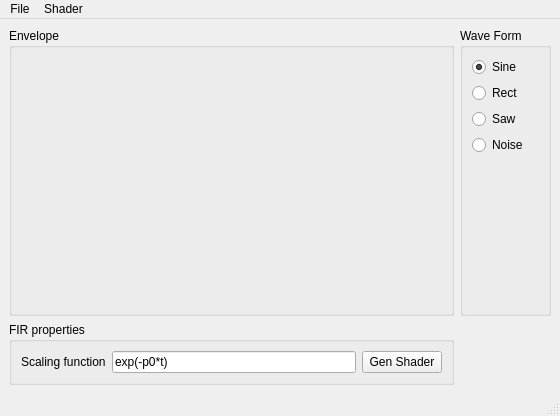
Qt form MainWindow.ui (LeStahL/tweak-fir) before a commit.
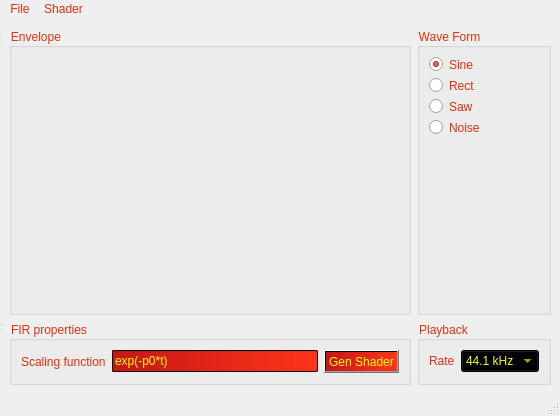
The same form after that commit. Custom widgets are drawn as their Qt base class.

Commit message: Cool style sheets suitable for a synth UI

Diff of the .ui file:
```diff
--- a/MainWindow.ui
+++ b/MainWindow.ui
@@ -13,6 +13,43 @@
   <property name="windowTitle">
    <string>MainWindow</string>
   </property>
+  <property name="autoFillBackground">
+   <bool>false</bool>
+  </property>
+  <property name="styleSheet">
+   <string notr="true">MainWindow
+{
+	background-color: rgb(27, 27, 27);
+	font: 75 14pt &quot;Noto Sans&quot;;
+}
+
+QGroupBox, QLabel, QRadioButton, QMenuBar, QMenu, QAction
+{
+	color: rgb(227, 47, 15);
+	border-color: rgb(227, 69, 16);
+	selection-background-color: qlineargradient(spread:pad, x1:0, y1:0, x2:1, y2:0, stop:0 rgba(198, 22, 22, 255), stop:1 rgba(255, 52, 26, 255));
+	font: 75 14pt &quot;Noto Sans&quot;;
+	selection-color: rgb(251, 255, 0);
+	
+	alternate-background-color: rgb(45, 45, 45);
+}
+
+QLineEdit, QDoubleSpinBox, QComboBox,QPushButton
+{
+	background-color: qlineargradient(spread:pad, x1:0, y1:0, x2:1, y2:0, stop:0 rgba(198, 22, 22, 255), stop:1 rgba(255, 52, 26, 255));
+	color: rgb(251, 255, 0);
+    font: 75 14pt &quot;Noto Sans&quot;;
+	border-color: rgb(255, 238, 0);
+}
+
+QDial
+{
+	
+	background-color: rgb(168, 21, 16);
+	
+	color: rgb(255, 255, 0);
+}</string>
+  </property>
   <widget class="QWidget" name="centralwidget">
    <layout class="QVBoxLayout" name="verticalLayout">
     <item>
@@ -113,6 +150,9 @@
       </item>
       <item row="0" column="1">
        <widget class="QGroupBox" name="groupBox_2">
+        <property name="styleSheet">
+         <string notr="true"/>
+        </property>
         <property name="title">
          <string>Wave Form</string>
         </property>
@@ -171,6 +211,44 @@
         </layout>
        </widget>
       </item>
+      <item row="1" column="1">
+       <widget class="QGroupBox" name="groupBox_4">
+        <property name="title">
+         <string>Playback</string>
+        </property>
+        <layout class="QVBoxLayout" name="verticalLayout_8">
+         <item>
+          <layout class="QHBoxLayout" name="horizontalLayout_5">
+           <item>
+            <layout class="QHBoxLayout" name="horizontalLayout_7">
+             <item>
+              <widget class="QLabel" name="label">
+               <property name="text">
+                <string>Rate</string>
+               </property>
+              </widget>
+             </item>
+             <item>
+              <widget class="QComboBox" name="comboBox">
+               <item>
+                <property name="text">
+                 <string>44.1 kHz</string>
+                </property>
+               </item>
+               <item>
+                <property name="text">
+                 <string>48 kHz</string>
+                </property>
+               </item>
+              </widget>
+             </item>
+            </layout>
+           </item>
+          </layout>
+         </item>
+        </layout>
+       </widget>
+      </item>
      </layout>
     </item>
    </layout>
@@ -181,7 +259,7 @@
      <x>0</x>
      <y>0</y>
      <width>560</width>
-     <height>27</height>
+     <height>32</height>
     </rect>
    </property>
    <widget class="QMenu" name="menuFile">
```
The commit also changes 3 other files.
